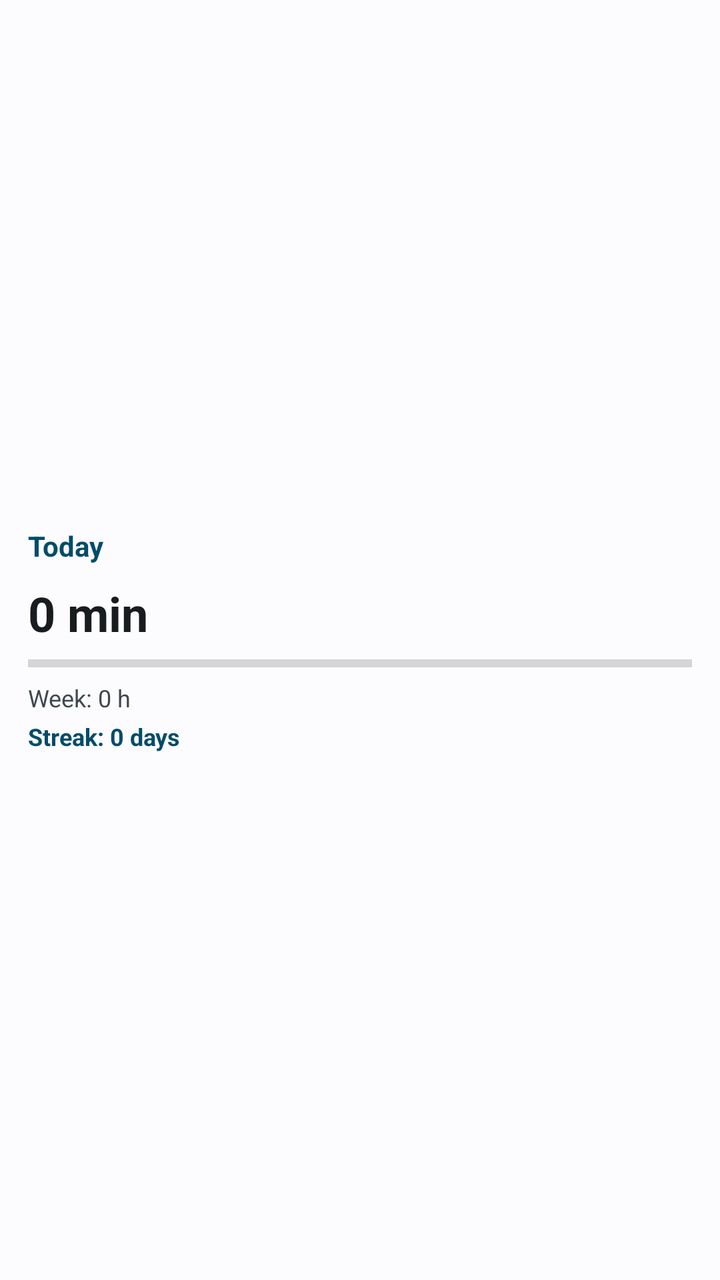
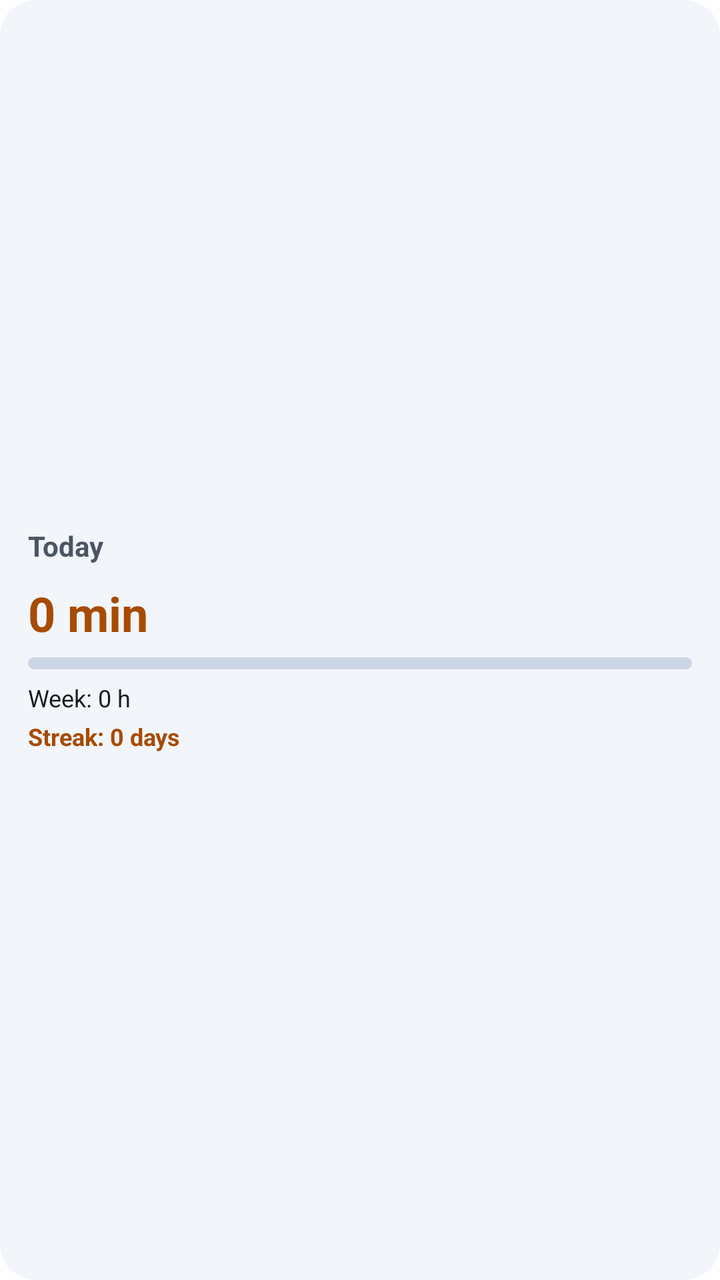

The first picture is an Android layout as it rendered before a commit; the second is the same layout after the commit. The layout source and the unified diff follow.
<!-- AndroidManifest.xml: fallback theme Theme.MaterialComponents.DayNight.NoActionBar -->
<!-- res/layout/odak_stats_widget.xml -->
<?xml version="1.0" encoding="utf-8"?>

<LinearLayout xmlns:android="http://schemas.android.com/apk/res/android"
    android:id="@+id/stats_widget_root"
    android:layout_width="match_parent"
    android:layout_height="match_parent"
    android:background="@color/widget_stats_surface"
    android:contentDescription="@string/cd_stats_widget"
    android:gravity="center_vertical"
    android:orientation="vertical"
    android:padding="14dp">

    <TextView
        android:id="@+id/stats_widget_title"
        android:layout_width="match_parent"
        android:layout_height="wrap_content"
        android:ellipsize="end"
        android:maxLines="1"
        android:text="@string/widget_today"
        android:textColor="@color/widget_heading"
        android:textSize="14sp"
        android:textStyle="bold" />

    <TextView
        android:id="@+id/stats_widget_today"
        android:layout_width="match_parent"
        android:layout_height="wrap_content"
        android:layout_marginTop="8dp"
        android:ellipsize="end"
        android:maxLines="1"
        android:text="@string/widget_minutes_zero"
        android:textColor="@color/widget_primary_text"
        android:textSize="24sp"
        android:textStyle="bold" />

    <ProgressBar
        android:id="@+id/stats_goal_progress"
        style="?android:attr/progressBarStyleHorizontal"
        android:layout_width="match_parent"
        android:layout_height="6dp"
        android:layout_marginTop="6dp"
        android:max="100"
        android:progress="0" />

    <TextView
        android:id="@+id/stats_widget_week"
        android:layout_width="match_parent"
        android:layout_height="wrap_content"
        android:layout_marginTop="6dp"
        android:ellipsize="end"
        android:maxLines="1"
        android:text="@string/widget_week_preview"
        android:textColor="@color/widget_secondary_text"
        android:textSize="12sp" />

    <TextView
        android:id="@+id/stats_widget_streak"
        android:layout_width="match_parent"
        android:layout_height="wrap_content"
        android:layout_marginTop="3dp"
        android:ellipsize="end"
        android:maxLines="1"
        android:text="@string/widget_streak_preview"
        android:textColor="@color/widget_accent"
        android:textSize="12sp"
        android:textStyle="bold" />
</LinearLayout>
<!-- resources referenced by this layout -->
<resources>
  <color name="widget_accent">#8A4F00</color>
  <color name="widget_heading">#34301E</color>
  <color name="widget_primary_text">#1A1C1E</color>
  <color name="widget_secondary_text">#45474B</color>
  <color name="widget_stats_surface">#EAF2FF</color>
  <string name="cd_stats_widget">Refresh statistics widget</string>
  <string name="widget_minutes_zero">0 min</string>
  <string name="widget_streak_preview">Streak: 0 days</string>
  <string name="widget_today">Today</string>
  <string name="widget_week_preview">Week: 0 h</string>
</resources>

<!-- the commit's change to res/layout/odak_stats_widget.xml (unified diff, before → after) -->
@@ -4,7 +4,7 @@
     android:id="@+id/stats_widget_root"
     android:layout_width="match_parent"
     android:layout_height="match_parent"
-    android:background="@color/widget_stats_surface"
+    android:background="@drawable/widget_card_bg"
     android:contentDescription="@string/cd_stats_widget"
     android:gravity="center_vertical"
     android:orientation="vertical"
@@ -17,7 +17,7 @@
         android:ellipsize="end"
         android:maxLines="1"
         android:text="@string/widget_today"
-        android:textColor="@color/widget_heading"
+        android:textColor="@color/widget_design_ink_muted"
         android:textSize="14sp"
         android:textStyle="bold" />
 
@@ -29,7 +29,7 @@
         android:ellipsize="end"
         android:maxLines="1"
         android:text="@string/widget_minutes_zero"
-        android:textColor="@color/widget_primary_text"
+        android:textColor="@color/widget_design_accent"
         android:textSize="24sp"
         android:textStyle="bold" />
 
@@ -40,7 +40,8 @@
         android:layout_height="6dp"
         android:layout_marginTop="6dp"
         android:max="100"
-        android:progress="0" />
+        android:progress="0"
+        android:progressDrawable="@drawable/widget_progress_bar" />
 
     <TextView
         android:id="@+id/stats_widget_week"
@@ -50,7 +51,7 @@
         android:ellipsize="end"
         android:maxLines="1"
         android:text="@string/widget_week_preview"
-        android:textColor="@color/widget_secondary_text"
+        android:textColor="@color/widget_design_ink"
         android:textSize="12sp" />
 
     <TextView
@@ -61,7 +62,7 @@
         android:ellipsize="end"
         android:maxLines="1"
         android:text="@string/widget_streak_preview"
-        android:textColor="@color/widget_accent"
+        android:textColor="@color/widget_design_accent"
         android:textSize="12sp"
         android:textStyle="bold" />
 </LinearLayout>
<!-- resource entries referenced after the edit -->
@@ -1,14 +1,42 @@
 <!-- resources referenced by this layout -->
 <resources>
-  <color name="widget_accent">#8A4F00</color>
-  <color name="widget_heading">#34301E</color>
-  <color name="widget_primary_text">#1A1C1E</color>
-  <color name="widget_secondary_text">#45474B</color>
-  <color name="widget_stats_surface">#EAF2FF</color>
+  <color name="widget_design_accent">#A64B00</color>
+  <color name="widget_design_ink">#151A21</color>
+  <color name="widget_design_ink_muted">#4C5563</color>
+  <!-- drawable widget_card_bg (drawable) -->
+  <?xml version="1.0" encoding="utf-8"?>
+  <shape xmlns:android="http://schemas.android.com/apk/res/android"
+      android:shape="rectangle">
+      <solid android:color="@color/widget_design_surface" />
+      <corners android:radius="@dimen/widget_design_corner" />
+  </shape>
+  <!-- drawable widget_progress_bar (drawable) -->
+  <?xml version="1.0" encoding="utf-8"?>
+  <layer-list xmlns:android="http://schemas.android.com/apk/res/android">
+      <item android:id="@android:id/background">
+          <shape android:shape="rectangle">
+              <solid android:color="@color/widget_design_track" />
+              <corners android:radius="8dp" />
+          </shape>
+      </item>
+      <item android:id="@android:id/progress">
+          <clip
+              android:clipOrientation="horizontal"
+              android:gravity="left">
+              <shape android:shape="rectangle">
+                  <solid android:color="@color/widget_design_accent" />
+                  <corners android:radius="8dp" />
+              </shape>
+          </clip>
+      </item>
+  </layer-list>
   <string name="cd_stats_widget">Refresh statistics widget</string>
   <string name="widget_minutes_zero">0 min</string>
   <string name="widget_streak_preview">Streak: 0 days</string>
   <string name="widget_today">Today</string>
   <string name="widget_week_preview">Week: 0 h</string>
+  <color name="widget_design_surface">#F2F5FA</color>
+  <dimen name="widget_design_corner">18dp</dimen>
+  <color name="widget_design_track">#CBD5E3</color>
 </resources>
 
